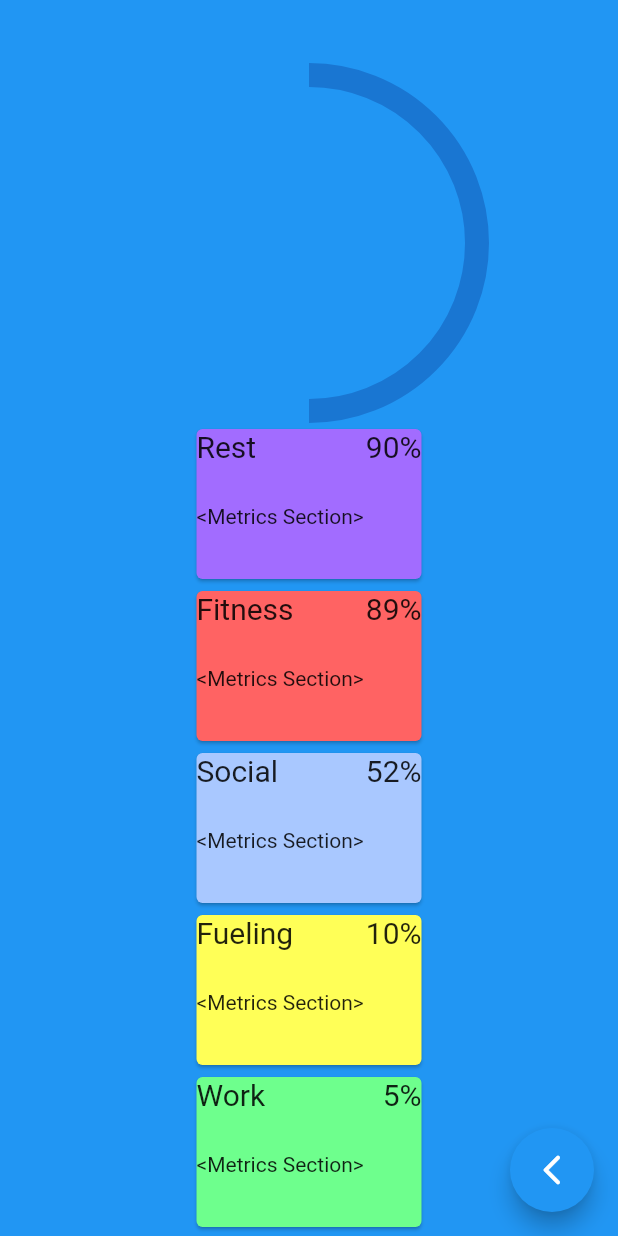
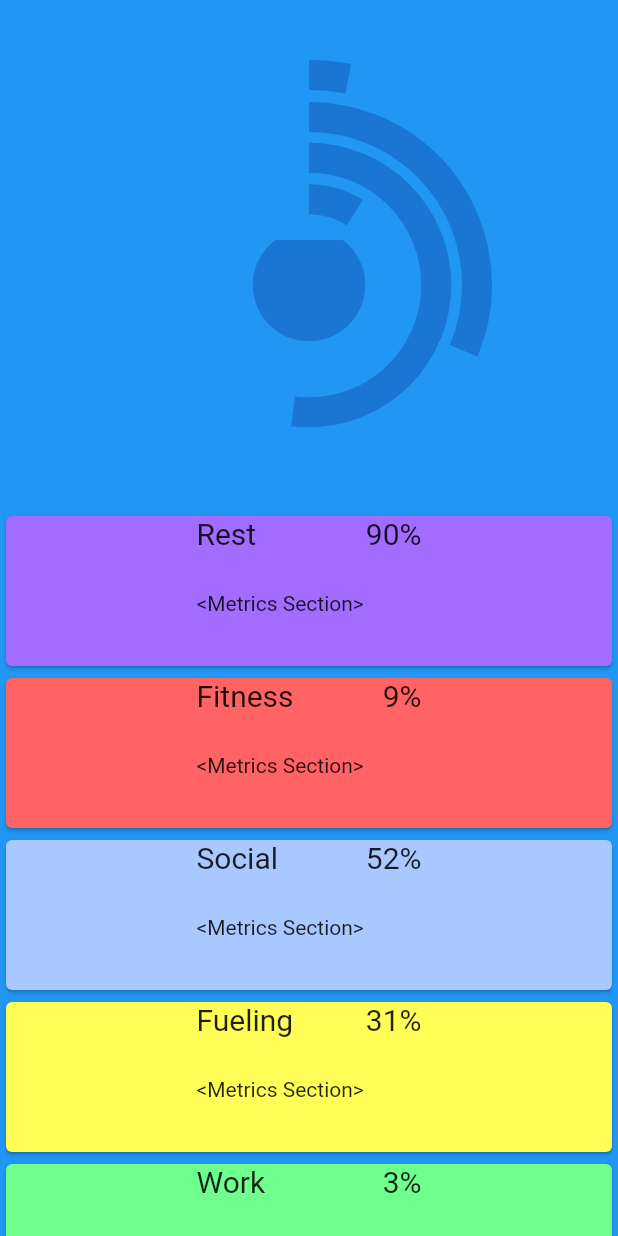
Before and after one commit to charlieforward9/beat, a Flutter app: the HomePage screen opened directly, on a phone screen of 412 x 824 dp. Run offline on Flutter 3.47's test engine with Material 2 defaults, Android fonts, the phone set to English and light mode, and no system bars.

Commit message:
Integrated Home widgets/data

```diff
--- /dev/null
+++ b/lib/UI/completion_bucket.dart
@@ -0,0 +1,54 @@
+import 'package:flutter/material.dart';
+
+class CompletionBucket extends StatefulWidget {
+  final double progress;
+  const CompletionBucket({Key? key, required this.progress}) : super(key: key);
+
+  @override
+  State<CompletionBucket> createState() => _CompletionBucketState();
+}
+
+class _CompletionBucketState extends State<CompletionBucket> {
+  @override
+  Widget build(BuildContext context) {
+    return Center(
+      child: MyFillingContainer(progress: widget.progress / 100, size: 75),
+    );
+  }
+}
+
+class MyFillingContainer extends StatelessWidget {
+  final double progress;
+  final double size;
+  final Color backgroundColor;
+  final Color progressColor;
+  const MyFillingContainer(
+      {this.progress = 0,
+      this.size = 0,
+      this.backgroundColor = Colors.blue,
+      //TODO: Figure out how colors work and get up a primary scheme
+      this.progressColor = const Color.fromRGBO(25, 118, 210, 1)});
+
+  @override
+  Widget build(BuildContext context) {
+    return ClipRRect(
+      borderRadius: BorderRadius.circular(size),
+      child: SizedBox(
+        height: size,
+        width: size,
+        child: Stack(children: [
+          Container(
+            color: backgroundColor,
+          ),
+          Align(
+            alignment: Alignment.bottomCenter,
+            child: Container(
+              height: size * progress,
+              color: progressColor,
+            ),
+          )
+        ]),
+      ),
+    );
+  }
+}
--- a/lib/UI/completion_ring.dart
+++ b/lib/UI/completion_ring.dart
@@ -2,9 +2,19 @@ import 'dart:math';
 
 import 'package:flutter/material.dart';
 
-class TaskCompletionRing extends StatelessWidget {
-  const TaskCompletionRing({Key? key}) : super(key: key);
+class CompletionRing extends StatefulWidget {
+  //The level parameter controls the radius of the ring, TODO find a better way to control the radius
+  const CompletionRing({Key? key, required this.progress, required this.level})
+      : super(key: key);
 
+  final double level;
+  final double progress;
+
+  @override
+  State<CompletionRing> createState() => _CompletionRingState();
+}
+
+class _CompletionRingState extends State<CompletionRing> {
   @override
   Widget build(BuildContext context) {
     final themeData = AppTheme.of(context);
@@ -12,9 +22,10 @@ class TaskCompletionRing extends StatelessWidget {
         aspectRatio: 1.0,
         child: CustomPaint(
             painter: RingPainter(
-                progress: 0.5,
+                progress: widget.progress,
                 taskNotCompletedColor: themeData.taskRing(),
-                taskCompletedColor: themeData.accent())));
+                taskCompletedColor: themeData.accent(),
+                radiusController: widget.level)));
   }
 }
 
@@ -34,26 +45,29 @@ class AppTheme {
   }
 }
 
+//TODO Outline the rings with a perimiter
 class RingPainter extends CustomPainter {
   // 1. add a constructor and properties that can be set from the parent widget
-  RingPainter({
-    required this.progress,
-    required this.taskNotCompletedColor,
-    required this.taskCompletedColor,
-  });
-  // a value between 0 and 1
+  RingPainter(
+      {required this.progress,
+      required this.taskNotCompletedColor,
+      required this.taskCompletedColor,
+      required this.radiusController});
+  // a value between 0 and 100
   final double progress;
   // background color to use when the task is not completed
   final Color taskNotCompletedColor;
   // foreground color to use when the task is completed
   final Color taskCompletedColor;
+  //dictates the radius of the circle
+  final double radiusController;
 
   @override
   void paint(Canvas canvas, Size size) {
     // 2. configure the paint and drawing properties
     final strokeWidth = size.width / 15.0;
     final center = Offset(size.width / 2, size.height / 2);
-    final radius = (size.width - strokeWidth) / 2;
+    final radius = (size.width - strokeWidth) / radiusController;
 
     // 3. create and configure the background paint
     final backgroundPaint = Paint()
@@ -75,7 +89,7 @@ class RingPainter extends CustomPainter {
     canvas.drawArc(
       Rect.fromCircle(center: center, radius: radius),
       -pi / 2,
-      2 * pi * progress,
+      2 * pi * (progress / 100),
       false,
       foregroundPaint,
     );
--- /dev/null
+++ b/lib/UI/completion_widget.dart
@@ -0,0 +1,49 @@
+import 'package:flutter/material.dart';
+
+import 'completion_bucket.dart';
+import 'completion_ring.dart';
+
+class CompletionWidget extends StatefulWidget {
+  final double bucketProgress;
+  final double firstRingProgress;
+  final double secondRingProgress;
+  final double thirdRingProgress;
+  final double fourthRingProgress;
+
+  const CompletionWidget({
+    Key? key,
+    required this.bucketProgress,
+    required this.firstRingProgress,
+    required this.secondRingProgress,
+    required this.thirdRingProgress,
+    required this.fourthRingProgress,
+  }) : super(key: key);
+
+  @override
+  State<CompletionWidget> createState() => _CompletionWidgetState();
+}
+
+class _CompletionWidgetState extends State<CompletionWidget> {
+
+  @override
+  Widget build(BuildContext context) {
+    return Center(
+      child: SizedBox(
+        height: 300,
+        child: Stack(
+          alignment: Alignment.center,
+          //TODO: Make this entire child a widget, pass in the progress values and nothing else.
+          children: [
+            //TODO: The colors and goal titles should come from its own widget, not the parameters the completion widget.
+
+            CompletionRing(progress: widget.fourthRingProgress, level: 2),
+            CompletionRing(progress: widget.thirdRingProgress, level: 2.5),
+            CompletionRing(progress: widget.secondRingProgress, level: 3.3),
+            CompletionRing(progress: widget.firstRingProgress, level: 4.9),
+            CompletionBucket(progress: widget.bucketProgress),
+          ],
+        ),
+      ),
+    );
+  }
+}
--- a/lib/UI/home_progress_card.dart
+++ b/lib/UI/home_progress_card.dart
@@ -49,8 +49,8 @@ class _HomeProgressCardState extends State<HomeProgressCard> {
           ),
           Row(
             mainAxisSize: MainAxisSize.min,
-            children: [
-              const SizedBox(
+            children: const [
+               SizedBox(
                 width: 150,
                 height: 50,
                 child: Text(
--- a/lib/home_page.dart
+++ /dev/null
@@ -1,56 +0,0 @@
-import 'package:flutter/material.dart';
-import 'package:beat/UI/completion_ring.dart';
-import 'package:beat/UI/home_progress_card.dart';
-
-class HomePage extends StatelessWidget {
-  HomePage({Key? key}) : super(key: key);
-
-  //Create a constant goals dataframe
-  final goal1 = "Rest";
-  final goal2 = "Fitness";
-  final goal3 = "Social";
-  final goal4 = "Fueling";
-  final goal5 = "Work";
-  final goal1Color = Color.fromARGB(255, 162, 108, 255);
-  final goal2Color = Color.fromARGB(255, 255, 99, 99);
-  final goal3Color = Color.fromARGB(255, 169, 200, 255);
-  final goal4Color = Color.fromARGB(255, 255, 255, 87);
-  final goal5Color = Color.fromARGB(255, 110, 255, 141);
-
-  @override
-  Widget build(BuildContext context) {
-    return Scaffold(
-      backgroundColor: Theme.of(context).primaryColor,
-      body: Center(
-          child: SingleChildScrollView(
-        child: Column(children: [
-          SizedBox(height: 40),
-          const SizedBox(
-              //TODO: BUCKET AND RINGS DO IN THIS AREA
-              width: 240,
-              child: TaskCompletionRing()),
-
-          //TODO: Order by percentDone aescending, when at 100, push to bottom
-          HomeProgressCard(
-              goalTitle: goal1, percentDone: 90, goalColor: goal1Color),
-          HomeProgressCard(
-              goalTitle: goal2, percentDone: 89, goalColor: goal2Color),
-          HomeProgressCard(
-              goalTitle: goal3, percentDone: 52, goalColor: goal3Color),
-          HomeProgressCard(
-              goalTitle: goal4, percentDone: 10, goalColor: goal4Color),
-          HomeProgressCard(
-              goalTitle: goal5, percentDone: 5, goalColor: goal5Color),
-        ]),
-      )),
-      floatingActionButton: FloatingActionButton(
-        onPressed: () {
-          //This is where the data should be sent to the EMR
-          Navigator.pop(context);
-        },
-        tooltip: 'Back to Home Screen',
-        child: const Icon(Icons.arrow_back_ios_new_rounded),
-      ),
-    );
-  }
-}
--- /dev/null
+++ b/lib/pages/home_page.dart
@@ -0,0 +1,75 @@
+import 'package:beat/UI/completion_widget.dart';
+import 'package:flutter/material.dart';
+import 'package:beat/UI/home_progress_card.dart';
+
+class HomePage extends StatelessWidget {
+  const HomePage({Key? key}) : super(key: key);
+
+  //TODO Create a storage unit for this good stuff
+  //************************* */
+  final goal1 = "Rest";
+  final goal2 = "Fitness";
+  final goal3 = "Social";
+  final goal4 = "Fueling";
+  final goal5 = "Work";
+
+  final goal1Color = const Color.fromARGB(255, 162, 108, 255);
+  final goal2Color = const Color.fromARGB(255, 255, 99, 99);
+  final goal3Color = const Color.fromARGB(255, 169, 200, 255);
+  final goal4Color = const Color.fromARGB(255, 255, 255, 87);
+  final goal5Color = const Color.fromARGB(255, 110, 255, 141);
+
+//This is just for testing
+  final goal1P = 90.0;
+  final goal2P = 9.0;
+  final goal3P = 52.0;
+  final goal4P = 31.4;
+  final goal5P = 3.0;
+//****************************** */
+
+
+  @override
+  Widget build(BuildContext context) {
+    return Scaffold(
+      backgroundColor: Theme.of(context).primaryColor,
+      body: SingleChildScrollView(
+        child:
+            Column(crossAxisAlignment: CrossAxisAlignment.stretch, children: [
+          const SizedBox(
+            height: 40,
+          ),
+          //TODO COMPLETION WIDGET GOES HERE
+          CompletionWidget(
+              bucketProgress: goal1P,
+              firstRingProgress: goal2P,
+              secondRingProgress: goal3P,
+              thirdRingProgress: goal4P,
+              fourthRingProgress: goal5P),
+
+          //TODO: Order by percentDone aescending, when at 100, push to bottom
+
+          HomeProgressCard(
+              goalTitle: goal1, percentDone: goal1P, goalColor: goal1Color),
+          HomeProgressCard(
+              goalTitle: goal2, percentDone: goal2P, goalColor: goal2Color),
+          HomeProgressCard(
+              goalTitle: goal3, percentDone: goal3P, goalColor: goal3Color),
+          HomeProgressCard(
+              goalTitle: goal4, percentDone: goal4P, goalColor: goal4Color),
+          HomeProgressCard(
+              goalTitle: goal5, percentDone: goal5P, goalColor: goal5Color),
+        ]),
+      ),
+      //TODO get a nav bar going down here
+
+      // floatingActionButton: FloatingActionButton(
+      //   onPressed: () {
+      //     //This is where the data should be sent to the EMR
+      //     Navigator.pop(context);
+      //   },
+      //   tooltip: 'Back to Home Screen',
+      //   child: const Icon(Icons.arrow_back_ios_new_rounded),
+      // ),
+    );
+  }
+}
```
Also changed, not shown: lib/main.dart (+3 -113 lines), lib/sleep_widget.dart (deleted, +0 -132 lines).
